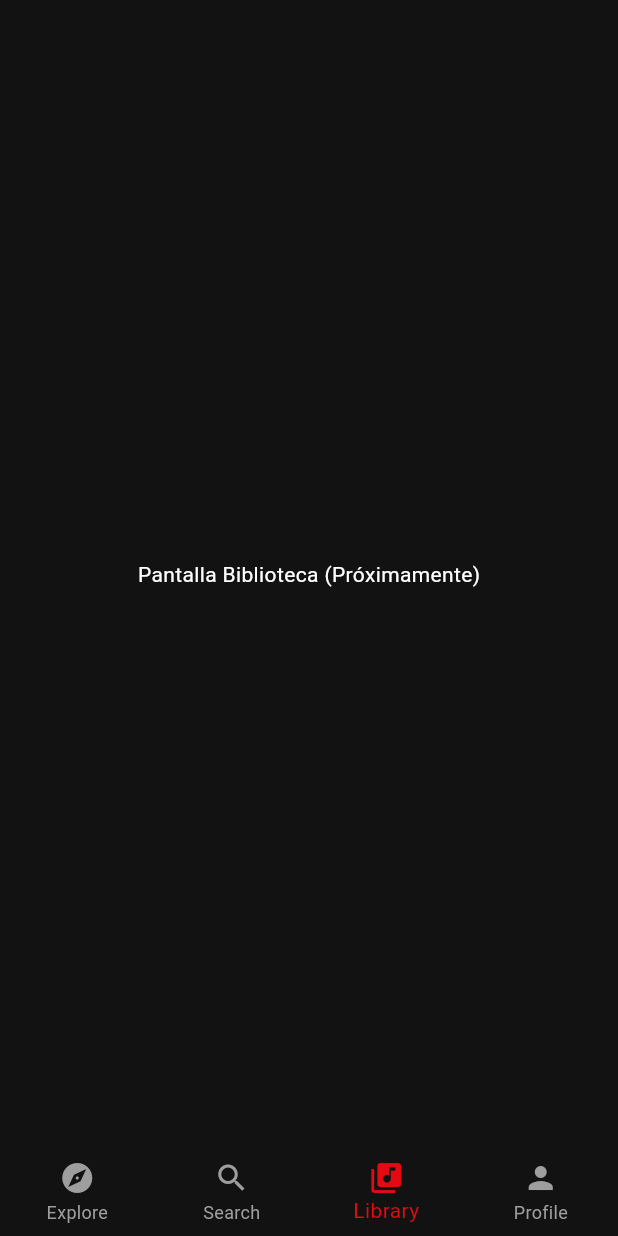
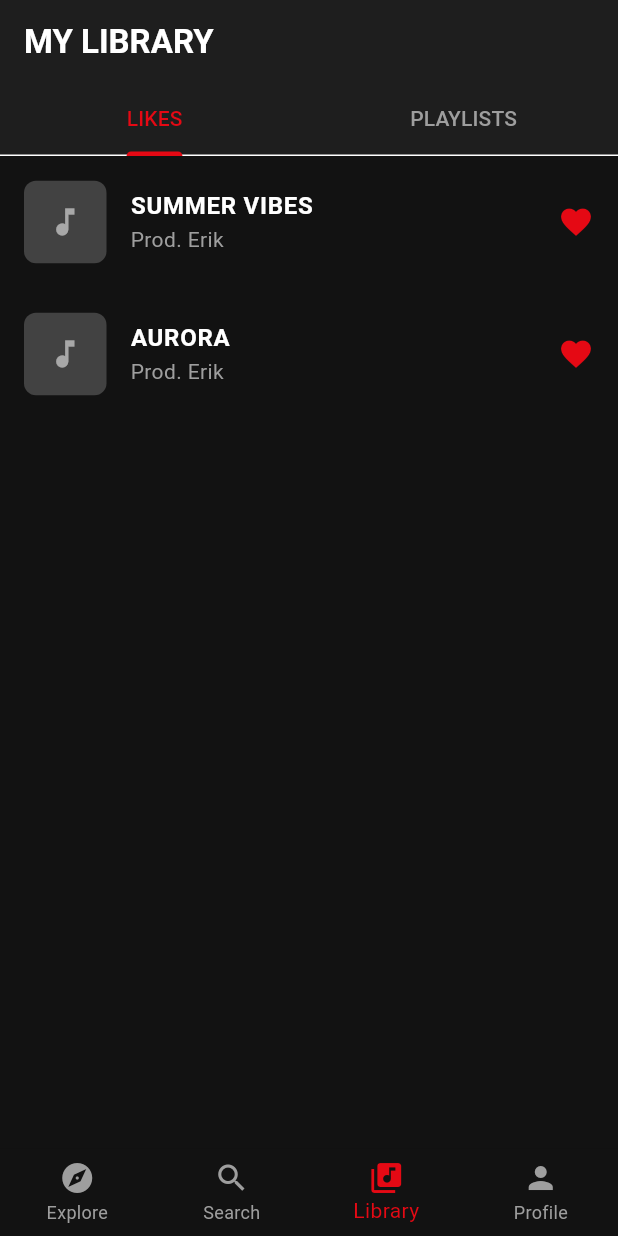
Before and after one commit to ErikCoronado08/AppClone, a Flutter app: the screen it shows after launch, item 3 of the bottom bar chosen, on a phone screen of 412 x 824 dp. Run offline on Flutter 3.47's test engine with Material 3 defaults, Android fonts, the phone set to English and light mode, and no system bars; our stand-ins replace just_audio.

Commit message:
feat: add library screen

```diff
--- /dev/null
+++ b/lib/screens/library_screen.dart
@@ -0,0 +1,97 @@
+import 'dart:convert';
+import 'package:flutter/material.dart';
+import 'package:flutter/services.dart';
+import 'player_screen.dart'; // Para poder reproducir desde la biblioteca
+
+class LibraryScreen extends StatefulWidget {
+  const LibraryScreen({super.key});
+
+  @override
+  State<LibraryScreen> createState() => _LibraryScreenState();
+}
+
+class _LibraryScreenState extends State<LibraryScreen> {
+  List<dynamic> _likedBeats = [];
+  bool _isLoading = true;
+
+  @override
+  void initState() {
+    super.initState();
+    _loadLikedBeats();
+  }
+
+  Future<void> _loadLikedBeats() async {
+    try {
+      final String response = await rootBundle.loadString('assets/data/beats_data.json');
+      final data = json.decode(response);
+      setState(() {
+        // Simulamos que todos los beats del JSON están en tus "Likes"
+        _likedBeats = data['beats'] as List;
+        _isLoading = false;
+      });
+    } catch (e) {
+      print("❌ Error cargando el JSON en Library: $e");
+      setState(() => _isLoading = false);
+    }
+  }
+
+  @override
+  Widget build(BuildContext context) {
+    return DefaultTabController(
+      length: 2,
+      child: Scaffold(
+        appBar: AppBar(
+          title: const Text('MY LIBRARY', style: TextStyle(fontWeight: FontWeight.bold)),
+          bottom: const TabBar(
+            indicatorColor: Color(0xFFE50914),
+            labelColor: Color(0xFFE50914),
+            unselectedLabelColor: Colors.grey,
+            tabs: [
+              Tab(text: 'LIKES'),
+              Tab(text: 'PLAYLISTS'),
+            ],
+          ),
+        ),
+        body: TabBarView(
+          children: [
+            // Pestaña 1: LIKES
+            _isLoading
+                ? const Center(child: CircularProgressIndicator(color: Color(0xFFE50914)))
+                : ListView.builder(
+                    itemCount: _likedBeats.length,
+                    itemBuilder: (context, index) {
+                      final beat = _likedBeats[index];
+                      return ListTile(
+                        contentPadding: const EdgeInsets.symmetric(horizontal: 16, vertical: 8),
+                        leading: Container(
+                          width: 55,
+                          height: 55,
+                          decoration: BoxDecoration(
+                            color: Colors.grey[800],
+                            borderRadius: BorderRadius.circular(8),
+                          ),
+                          child: const Icon(Icons.music_note, color: Colors.white54),
+                        ),
+                        title: Text(beat['title'], style: const TextStyle(fontWeight: FontWeight.bold)),
+                        subtitle: Text(beat['producer'], style: const TextStyle(color: Colors.grey)),
+                        trailing: const Icon(Icons.favorite, color: Color(0xFFE50914)),
+                        onTap: () {
+                          // Abre el reproductor al tocar el beat guardado
+                          Navigator.push(
+                            context,
+                            MaterialPageRoute(builder: (context) => PlayerScreen(beat: beat)),
+                          );
+                        },
+                      );
+                    },
+                  ),
+            // Pestaña 2: PLAYLISTS (Simulada vacía)
+            const Center(
+              child: Text('Tus playlists aparecerán aquí', style: TextStyle(color: Colors.grey)),
+            ),
+          ],
+        ),
+      ),
+    );
+  }
+}
--- a/lib/screens/main_navigation.dart
+++ b/lib/screens/main_navigation.dart
@@ -1,7 +1,7 @@
 import 'package:flutter/material.dart';
 import 'explore_screen.dart';
 import 'profile_screen.dart';
-// Aquí importaremos las demás pantallas conforme las vayas creando
+import 'library_screen.dart';
 
 class MainNavigation extends StatefulWidget {
   const MainNavigation({super.key});
@@ -17,8 +17,8 @@ class _MainNavigationState extends State<MainNavigation> {
   final List<Widget> _screens = [
     const ExploreScreen(),
     const Center(child: Text('Pantalla Buscar (Próximamente)')),
-    const Center(child: Text('Pantalla Biblioteca (Próximamente)')),
-    const ProfileScreen(), // <-- Aquí conectamos la pantalla de perfil
+    const LibraryScreen(),
+    const ProfileScreen(),
   ];
 
   @override
--- a/pubspec.yaml
+++ b/pubspec.yaml
@@ -34,6 +34,7 @@ dependencies:
   # The following adds the Cupertino Icons font to your application.
   # Use with the CupertinoIcons class for iOS style icons.
   cupertino_icons: ^1.0.8
+  just_audio: ^0.10.6
 
 dev_dependencies:
   flutter_test:
```
Also changed, not shown: lib/screens/explore_screen.dart (+13 -1 lines), lib/screens/player_screen.dart (added, +157 -0 lines), assets/data/beats_data.json (renamed from lib/beatstars_clone/assets/data/beats_data.json), pubspec.lock, 3 other files.
